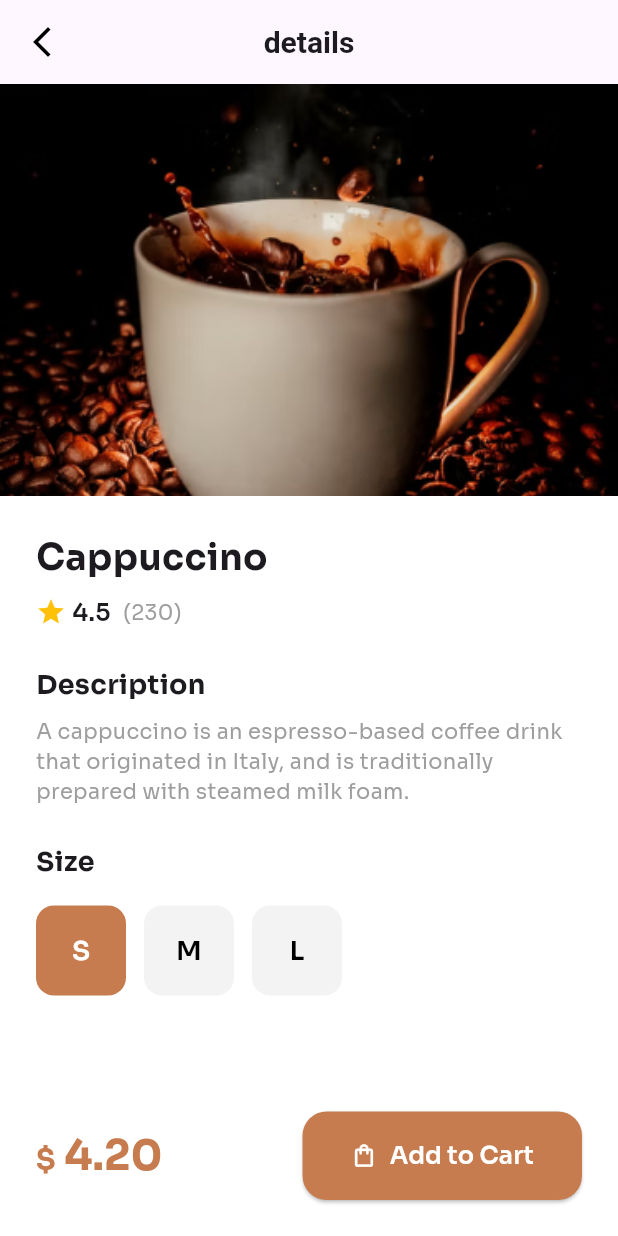
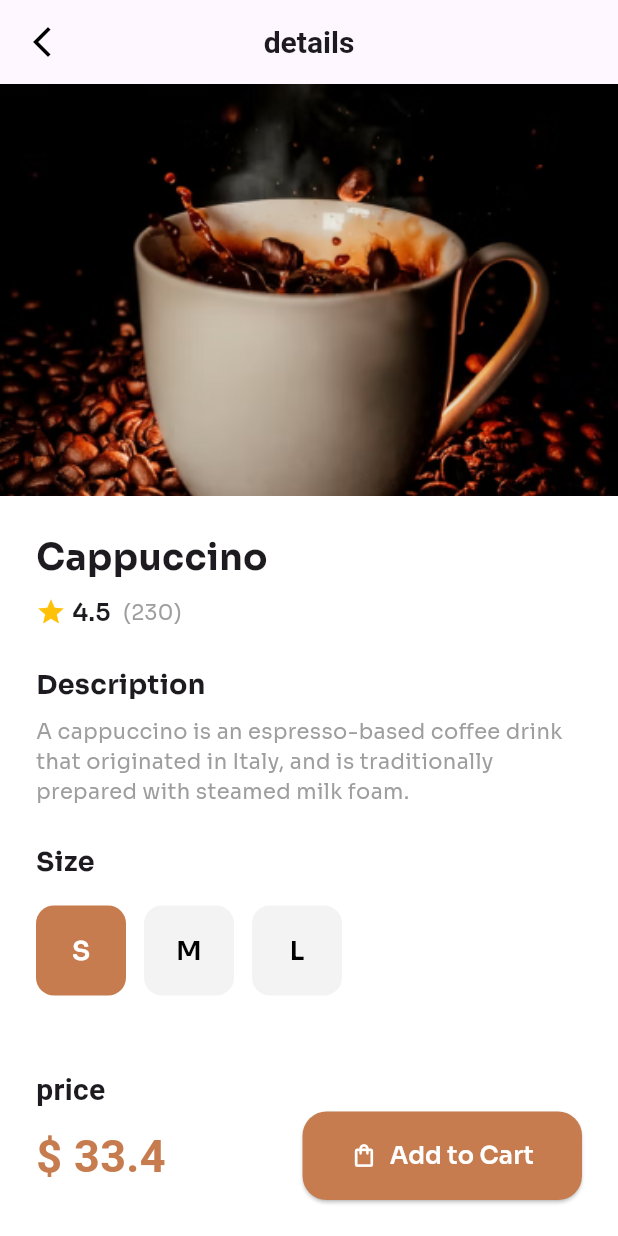
Before and after one commit to reemmohmed/Coffee, a Flutter app: the DetalsView screen opened directly, on a phone screen of 412 x 824 dp. Run offline on Flutter 3.47's test engine with Material 3 defaults, Android fonts, the phone set to English and light mode, and no system bars; our stand-ins replace bloc, flutter_bloc, flutter_map, google_fonts, google_nav_bar, ionicons and 1 more.

Commit message:
Refactor DetalsView: Update price display with TitelTextWidget and clean up code

```diff
--- a/lib/Featuers/home/presentation/view/detals_view.dart
+++ b/lib/Featuers/home/presentation/view/detals_view.dart
@@ -1,5 +1,7 @@
 import 'package:coffee_app/core/app_Image/image_app.dart';
+import 'package:coffee_app/core/app_color.dart';
 import 'package:coffee_app/core/widgets/custom_app_bar.dart';
+import 'package:coffee_app/core/widgets/titel_text_widget.dart';
 import 'package:flutter/material.dart';
 import 'package:google_fonts/google_fonts.dart';
 
@@ -93,31 +95,17 @@ class CustomDetalse extends StatelessWidget {
         const Spacer(),
 
         // السعر وزر الإضافة
+        TitelTextWidget(text: "price"),
         Row(
           mainAxisAlignment: MainAxisAlignment.spaceBetween,
           children: [
-            RichText(
-              text: TextSpan(
-                children: [
-                  TextSpan(
-                    text: "\$",
-                    style: GoogleFonts.sora(
-                      fontSize: 20,
-                      color: const Color(0xffC67C4E),
-                      fontWeight: FontWeight.bold,
-                    ),
-                  ),
-                  TextSpan(
-                    text: " 4.20",
-                    style: GoogleFonts.sora(
-                      fontSize: 28,
-                      color: const Color(0xffC67C4E),
-                      fontWeight: FontWeight.bold,
-                    ),
-                  ),
-                ],
-              ),
+            TitelTextWidget(
+              text: r"$ 33.4",
+              color: AppColors.button,
+              fontSize: 30,
+              fontWeight: FontWeight.w700,
             ),
+
             ElevatedButton(
               style: ElevatedButton.styleFrom(
                 backgroundColor: const Color(0xffC67C4E),
```
